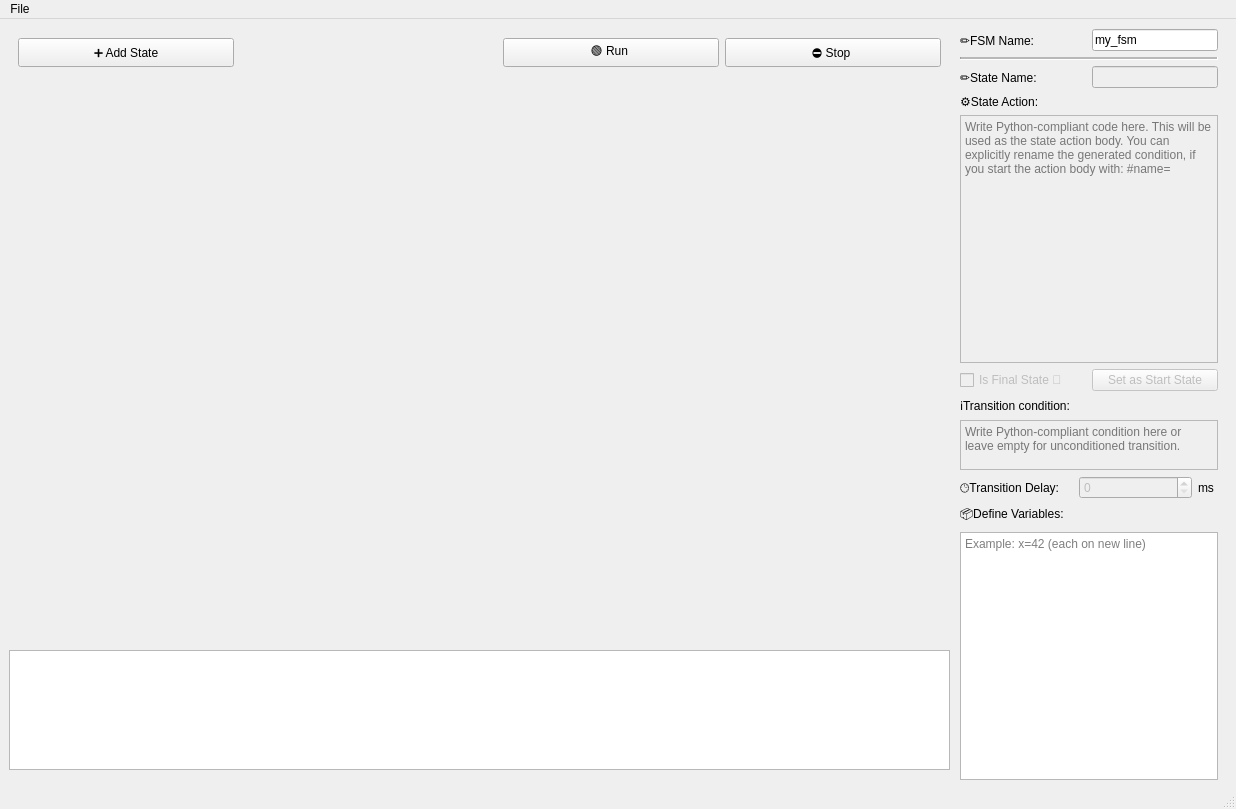
Before: the Qt Designer form src/mainwindow.ui in JosefAmbruz/ICP-projekt, drawn with Qt 5.
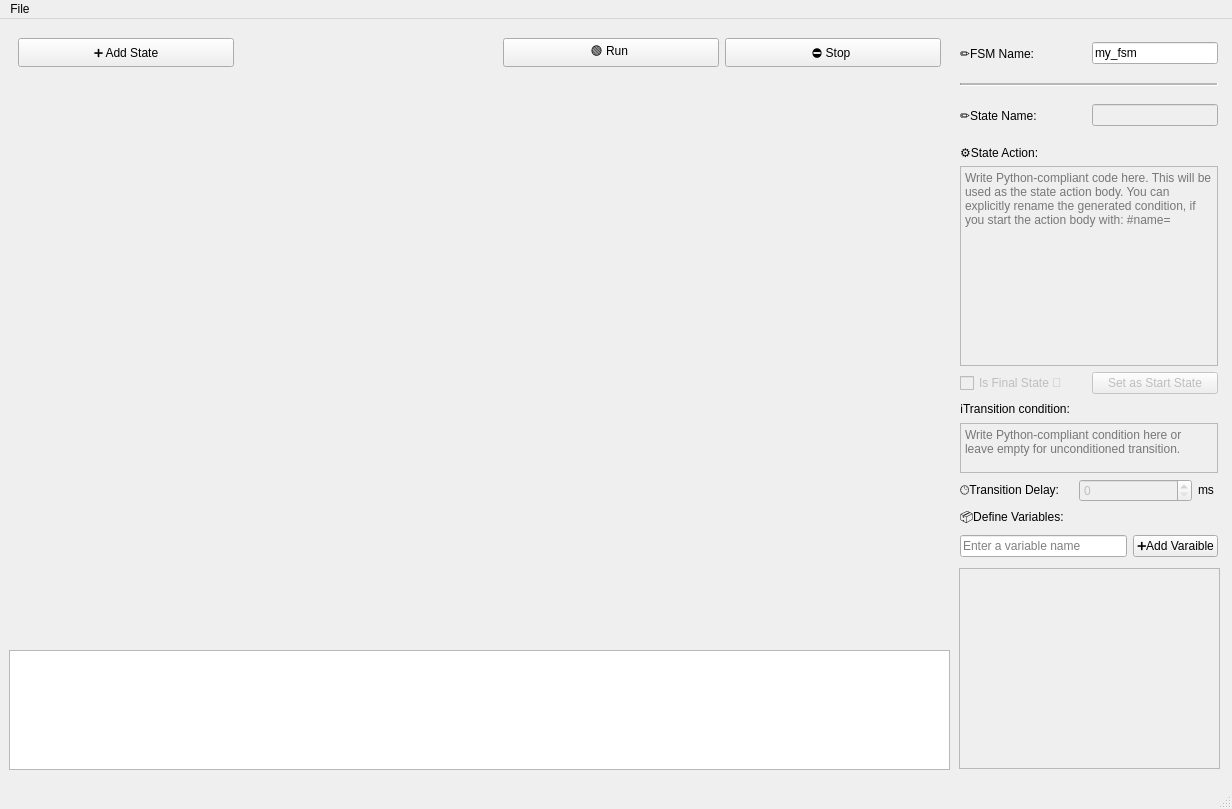
After: the same form once the commit is applied.

Commit message: feat: add ui for dynamic variable rows

Patch:
```diff
--- a/src/mainwindow.ui
+++ b/src/mainwindow.ui
@@ -6,7 +6,7 @@
    <rect>
     <x>0</x>
     <y>0</y>
-    <width>1236</width>
+    <width>1232</width>
     <height>809</height>
    </rect>
   </property>
@@ -20,14 +20,51 @@
       <x>960</x>
       <y>10</y>
       <width>258</width>
-      <height>751</height>
+      <height>528</height>
      </rect>
     </property>
     <layout class="QVBoxLayout" name="vl_sidepanel">
+     <property name="sizeConstraint">
+      <enum>QLayout::SetMaximumSize</enum>
+     </property>
      <item>
-      <layout class="QHBoxLayout" name="horizontalLayout_6">
+      <widget class="QWidget" name="widget_fsmName" native="true">
+       <property name="enabled">
+        <bool>true</bool>
+       </property>
+       <property name="sizePolicy">
+        <sizepolicy hsizetype="Expanding" vsizetype="Preferred">
+         <horstretch>0</horstretch>
+         <verstretch>0</verstretch>
+        </sizepolicy>
+       </property>
+       <property name="maximumSize">
+        <size>
+         <width>16777215</width>
+         <height>16777215</height>
+        </size>
+       </property>
+       <layout class="QHBoxLayout" name="horizontalLayout_8">
+        <property name="leftMargin">
+         <number>0</number>
+        </property>
+        <property name="topMargin">
+         <number>0</number>
+        </property>
+        <property name="rightMargin">
+         <number>0</number>
+        </property>
+        <property name="bottomMargin">
+         <number>0</number>
+        </property>
        <item>
-        <widget class="QLabel" name="label_4">
+         <widget class="QLabel" name="label_fsmName">
+          <property name="sizePolicy">
+           <sizepolicy hsizetype="Expanding" vsizetype="Preferred">
+            <horstretch>1</horstretch>
+            <verstretch>0</verstretch>
+           </sizepolicy>
+          </property>
          <property name="text">
           <string>✏️FSM Name:</string>
          </property>
@@ -36,8 +73,8 @@
        <item>
         <widget class="QLineEdit" name="lineEdit_fsmName">
          <property name="sizePolicy">
-          <sizepolicy hsizetype="Preferred" vsizetype="Fixed">
-           <horstretch>0</horstretch>
+           <sizepolicy hsizetype="Expanding" vsizetype="Fixed">
+            <horstretch>1</horstretch>
            <verstretch>0</verstretch>
           </sizepolicy>
          </property>
@@ -50,6 +87,7 @@
         </widget>
        </item>
       </layout>
+      </widget>
      </item>
      <item>
       <widget class="Line" name="line">
@@ -65,12 +103,37 @@
       </widget>
      </item>
      <item>
+      <widget class="QWidget" name="widget_stateName" native="true">
+       <property name="sizePolicy">
+        <sizepolicy hsizetype="Expanding" vsizetype="Preferred">
+         <horstretch>0</horstretch>
+         <verstretch>0</verstretch>
+        </sizepolicy>
+       </property>
       <layout class="QHBoxLayout" name="horizontalLayout">
+        <property name="leftMargin">
+         <number>0</number>
+        </property>
+        <property name="topMargin">
+         <number>0</number>
+        </property>
+        <property name="rightMargin">
+         <number>0</number>
+        </property>
+        <property name="bottomMargin">
+         <number>0</number>
+        </property>
        <item>
         <widget class="QLabel" name="label">
          <property name="enabled">
           <bool>true</bool>
          </property>
+          <property name="sizePolicy">
+           <sizepolicy hsizetype="Preferred" vsizetype="Fixed">
+            <horstretch>0</horstretch>
+            <verstretch>0</verstretch>
+           </sizepolicy>
+          </property>
          <property name="text">
           <string>✏️State Name:</string>
          </property>
@@ -96,9 +159,16 @@
         </widget>
        </item>
       </layout>
+      </widget>
      </item>
      <item>
       <widget class="QLabel" name="label_2">
+       <property name="sizePolicy">
+        <sizepolicy hsizetype="Preferred" vsizetype="Fixed">
+         <horstretch>0</horstretch>
+         <verstretch>0</verstretch>
+        </sizepolicy>
+       </property>
        <property name="text">
         <string>⚙️State Action:</string>
        </property>
@@ -109,6 +179,24 @@
        <property name="enabled">
         <bool>false</bool>
        </property>
+       <property name="sizePolicy">
+        <sizepolicy hsizetype="Expanding" vsizetype="Maximum">
+         <horstretch>0</horstretch>
+         <verstretch>0</verstretch>
+        </sizepolicy>
+       </property>
+       <property name="minimumSize">
+        <size>
+         <width>0</width>
+         <height>200</height>
+        </size>
+       </property>
+       <property name="maximumSize">
+        <size>
+         <width>16777215</width>
+         <height>200</height>
+        </size>
+       </property>
        <property name="markdown">
         <string/>
        </property>
@@ -129,11 +217,20 @@
      </item>
      <item>
       <layout class="QHBoxLayout" name="horizontalLayout_4">
+       <property name="sizeConstraint">
+        <enum>QLayout::SetFixedSize</enum>
+       </property>
        <item>
         <widget class="QCheckBox" name="checkBox_isFinal">
          <property name="enabled">
           <bool>false</bool>
          </property>
+         <property name="maximumSize">
+          <size>
+           <width>16777215</width>
+           <height>20</height>
+          </size>
+         </property>
          <property name="text">
           <string>Is Final State 🏁</string>
          </property>
@@ -153,6 +250,12 @@
      </item>
      <item>
       <widget class="QLabel" name="label_connCode">
+       <property name="sizePolicy">
+        <sizepolicy hsizetype="Preferred" vsizetype="Fixed">
+         <horstretch>0</horstretch>
+         <verstretch>0</verstretch>
+        </sizepolicy>
+       </property>
        <property name="text">
         <string>ℹ️Transition condition:</string>
        </property>
@@ -188,8 +291,17 @@
      </item>
      <item>
       <layout class="QHBoxLayout" name="horizontalLayout_5">
+       <property name="sizeConstraint">
+        <enum>QLayout::SetDefaultConstraint</enum>
+       </property>
        <item>
         <widget class="QLabel" name="label_5">
+         <property name="sizePolicy">
+          <sizepolicy hsizetype="Preferred" vsizetype="Fixed">
+           <horstretch>0</horstretch>
+           <verstretch>0</verstretch>
+          </sizepolicy>
+         </property>
          <property name="text">
           <string>🕒Transition Delay:</string>
          </property>
@@ -207,6 +319,12 @@
        </item>
        <item>
         <widget class="QLabel" name="label_6">
+         <property name="sizePolicy">
+          <sizepolicy hsizetype="Preferred" vsizetype="Fixed">
+           <horstretch>0</horstretch>
+           <verstretch>0</verstretch>
+          </sizepolicy>
+         </property>
          <property name="maximumSize">
           <size>
            <width>20</width>
@@ -222,17 +340,34 @@
      </item>
      <item>
       <widget class="QLabel" name="label_3">
+       <property name="sizePolicy">
+        <sizepolicy hsizetype="Preferred" vsizetype="Fixed">
+         <horstretch>0</horstretch>
+         <verstretch>0</verstretch>
+        </sizepolicy>
+       </property>
        <property name="text">
         <string>📦Define Variables:</string>
        </property>
       </widget>
      </item>
      <item>
-      <widget class="QTextEdit" name="textEdit_vars">
+      <layout class="QHBoxLayout" name="horizontalLayout_7">
+       <item>
+        <widget class="QLineEdit" name="lineEdit_newVarName">
        <property name="placeholderText">
-        <string>Example: x=42 (each on new line)</string>
-       </property>
-      </widget>
+          <string>Enter a variable name</string>
+         </property>
+        </widget>
+       </item>
+       <item>
+        <widget class="QPushButton" name="button_AddWidget">
+         <property name="text">
+          <string>➕Add Varaible</string>
+         </property>
+        </widget>
+       </item>
+      </layout>
      </item>
     </layout>
    </widget>
@@ -405,13 +540,41 @@
      </item>
     </layout>
    </widget>
+   <widget class="QScrollArea" name="scrollArea">
+    <property name="geometry">
+     <rect>
+      <x>959</x>
+      <y>549</y>
+      <width>261</width>
+      <height>201</height>
+     </rect>
+    </property>
+    <property name="widgetResizable">
+     <bool>true</bool>
+    </property>
+    <widget class="QWidget" name="scrollAreaWidgetContents_3">
+     <property name="geometry">
+      <rect>
+       <x>0</x>
+       <y>0</y>
+       <width>259</width>
+       <height>199</height>
+      </rect>
+     </property>
+     <layout class="QVBoxLayout" name="verticalLayout_2">
+      <item>
+       <layout class="QVBoxLayout" name="hlayout_variables"/>
+      </item>
+     </layout>
+    </widget>
+   </widget>
   </widget>
   <widget class="QMenuBar" name="menubar">
    <property name="geometry">
     <rect>
      <x>0</x>
      <y>0</y>
-     <width>1236</width>
+     <width>1232</width>
      <height>21</height>
     </rect>
    </property>
```
Left out of the diff: 2 changed lines with no effect on the pictures. Lines whose indentation alone changed are shown as unchanged. The commit also changes 2 other files.
